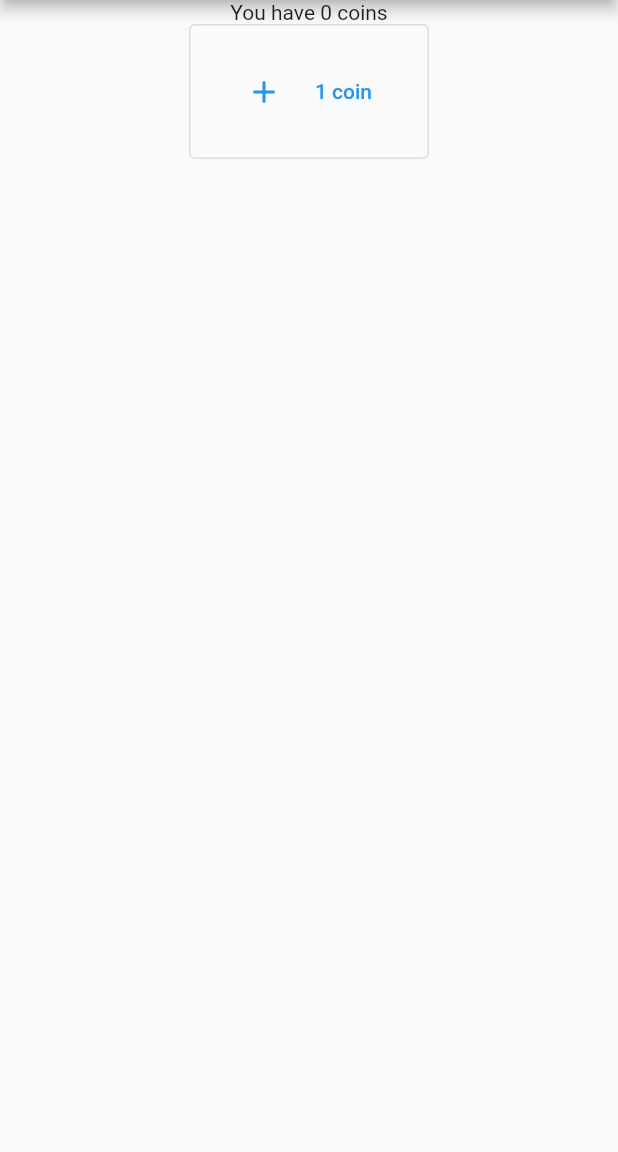
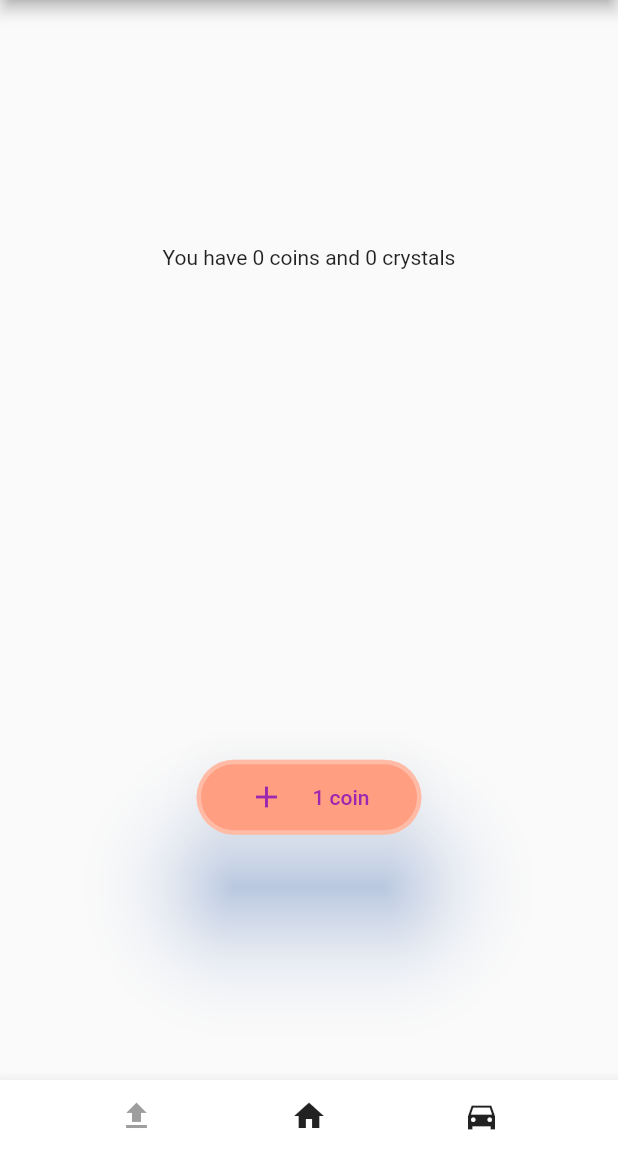
Before and after one commit to TretiakAnton/clicker, a Flutter app: the screen it shows after launch, after a tap on "Press to start", on a phone screen of 412 x 824 dp, the part 84-1236 px from its top. Run offline on Flutter 3.47's test engine with Material 2 defaults, Android fonts, the light colour scheme and no system bars.

Commit message:
added bottom navigation bar
-added bar with icons

```diff
--- a/lib/pages.dart
+++ b/lib/pages.dart
@@ -1,14 +1,15 @@
 import 'dart:ui';
 
 import 'package:flutter/material.dart';
-
+int _coins = 0;
+int _crystals=0;
 class MyHomePage extends StatefulWidget {
   @override
   _MyHomePageState createState() => _MyHomePageState();
 }
 
 class _MyHomePageState extends State<MyHomePage> {
-  int _coins = 0;
+
   int _pressCost = 1;
 
   void _plusCoins() {
@@ -25,27 +26,54 @@ class _MyHomePageState extends State<MyHomePage> {
       ),
       body: Center(
         child: Column(
-          //mainAxisAlignment: MainAxisAlignment.start,
+          mainAxisAlignment: MainAxisAlignment.spaceAround,
           children: <Widget>[
-            Align(alignment: FractionalOffset(0.3, 0.3)),
-            Text('You have $_coins coins'),
+            Text('You have $_coins coins and $_crystals crystals'),
             SizedBox(
-              height: 90,
-              width: 160,
-              child: OutlinedButton(
-                onPressed: _plusCoins,
+              height: 50,
+              width: 150,
+              child: ElevatedButton(
+                style: ElevatedButton.styleFrom(
+                  shape: RoundedRectangleBorder(
+                      borderRadius: BorderRadiusDirectional.circular(45)),
+                  primary: Colors.deepOrangeAccent[100],
+                  onPrimary: Colors.purple,
+                  elevation: 30,
+                  shadowColor: Colors.blueAccent,
+                  minimumSize: Size(50, 80),
+                  side: BorderSide(color: Colors.white30, width: 3),
+                  animationDuration: Duration(milliseconds: 700),
+                ),
+                onPressed: () => _plusCoins(),
                 child: Row(
                     mainAxisAlignment: MainAxisAlignment.spaceEvenly,
                     children: [
                       Icon(Icons.add),
-                      if (_pressCost != 1) Text('$_pressCost coins')else Text('$_pressCost coin')
+                      if (_pressCost != 1)
+                        Text('$_pressCost coins')
+                      else
+                        Text('$_pressCost coin')
                     ]),
               ),
             ),
           ],
         ),
       ),
-      bottomNavigationBar: BottomAppBar(),
+      bottomNavigationBar: BottomAppBar(child: Row(mainAxisAlignment: MainAxisAlignment.spaceEvenly, children: [
+        IconButton(
+          icon: Icon(Icons.upload_sharp),
+          onPressed: null,
+        ),
+        IconButton(
+          icon: Icon(Icons.home),
+          onPressed: () => print('people'),
+        ),
+        IconButton(
+          icon: Icon(Icons.directions_car_sharp),
+          onPressed: () => print('ac_unit'),
+        ),
+      ]),
+      ),
     );
   }
 }
@@ -60,7 +88,8 @@ class _StartPageState extends State<StartPage> {
   Widget build(BuildContext context) {
     return Scaffold(
       appBar: AppBar(
-        title: Text('Welcome to "My clicker"'),
+        title: Text('Welcome to "My clicker"', textAlign: TextAlign.center,),
+
       ),
       body: Center(
           child: ElevatedButton(
```
